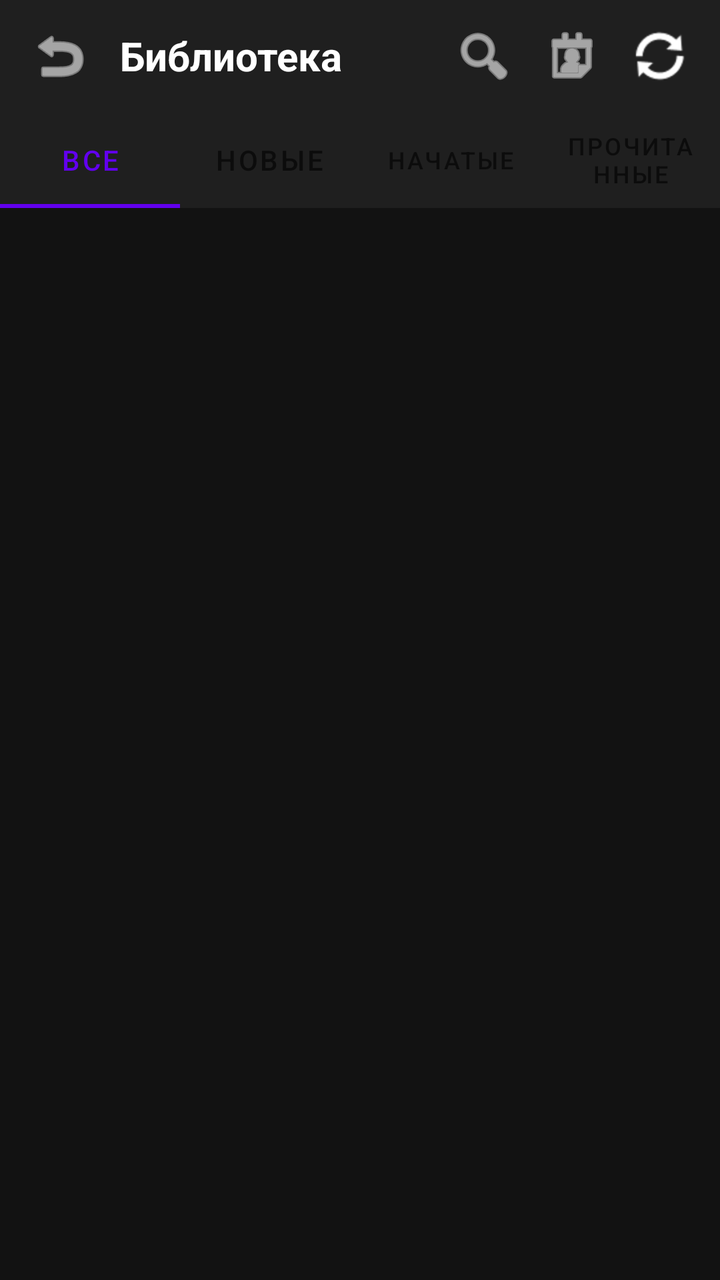
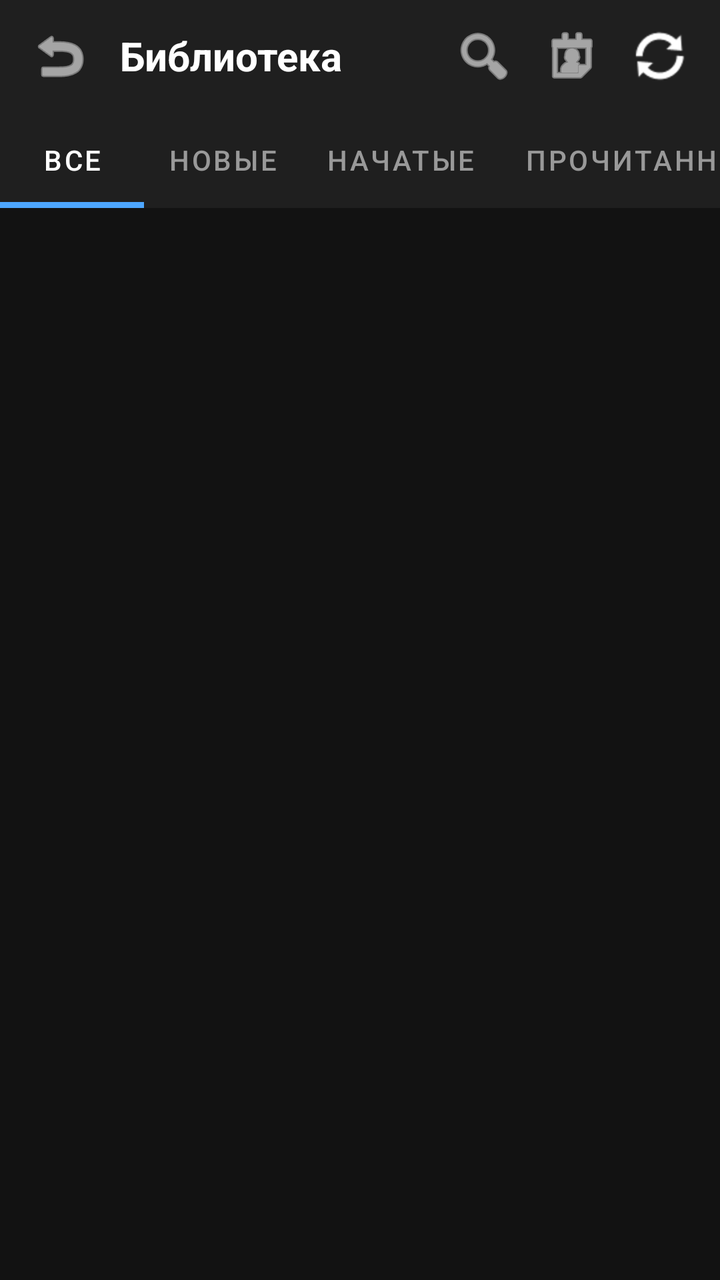

The first picture is an Android layout as it rendered before a commit; the second is the same layout after the commit. The layout source and the unified diff follow.
<!-- AndroidManifest.xml: application theme Theme.MaterialComponents.DayNight.NoActionBar -->
<!-- res/layout/activity_library.xml -->
<?xml version="1.0" encoding="utf-8"?>

<LinearLayout xmlns:android="http://schemas.android.com/apk/res/android"
    xmlns:app="http://schemas.android.com/apk/res/android"
    android:layout_width="match_parent"
    android:layout_height="match_parent"
    android:background="#121212"
    android:orientation="vertical">

    <LinearLayout
        android:layout_width="match_parent"
        android:layout_height="56dp"
        android:background="#1F1F1F"
        android:gravity="center_vertical"
        android:orientation="horizontal"
        android:paddingHorizontal="8dp">

        <ImageButton
            android:id="@+id/btnBack"
            android:layout_width="44dp"
            android:layout_height="44dp"
            android:background="?attr/selectableItemBackgroundBorderless"
            android:src="@android:drawable/ic_menu_revert"
            app:tint="#FFFFFF" />

        <TextView
            android:layout_width="0dp"
            android:layout_height="wrap_content"
            android:layout_marginStart="8dp"
            android:layout_weight="1"
            android:text="@string/library_title"
            android:textColor="#FFFFFF"
            android:textSize="20sp"
            android:textStyle="bold" />

        <ImageButton
            android:id="@+id/btnSearchToggle"
            android:layout_width="44dp"
            android:layout_height="44dp"
            android:background="?attr/selectableItemBackgroundBorderless"
            android:src="@android:drawable/ic_menu_search"
            app:tint="#FFFFFF" />

        <ImageButton
            android:id="@+id/btnPickFolder"
            android:layout_width="44dp"
            android:layout_height="44dp"
            android:background="?attr/selectableItemBackgroundBorderless"
            android:src="@android:drawable/ic_menu_my_calendar"
            app:tint="#FFFFFF" />

        <ImageButton
            android:id="@+id/btnRefresh"
            android:layout_width="44dp"
            android:layout_height="44dp"
            android:background="?attr/selectableItemBackgroundBorderless"
            android:src="@android:drawable/ic_popup_sync"
            app:tint="#FFFFFF" />
    </LinearLayout>

    <EditText
        android:id="@+id/etSearch"
        android:layout_width="match_parent"
        android:layout_height="44dp"
        android:background="#262626"
        android:hint="Поиск по названию книги..."
        android:inputType="text"
        android:paddingHorizontal="16dp"
        android:textColor="#FFFFFF"
        android:textColorHint="#888888"
        android:visibility="gone" />

    <com.google.android.material.tabs.TabLayout
        android:id="@+id/tabLayout"
        android:layout_width="match_parent"
        android:layout_height="48dp"
        android:background="#1F1F1F"
        app:tabIndicatorColor="#4DA6FF"
        app:tabIndicatorHeight="3dp"
        app:tabMode="scrollable"
        app:tabSelectedTextColor="#FFFFFF"
        app:tabTextColor="#999999">

        <com.google.android.material.tabs.TabItem
            android:layout_width="wrap_content"
            android:layout_height="wrap_content"
            android:text="@string/tab_all" />

        <com.google.android.material.tabs.TabItem
            android:layout_width="wrap_content"
            android:layout_height="wrap_content"
            android:text="@string/tab_new" />

        <com.google.android.material.tabs.TabItem
            android:layout_width="wrap_content"
            android:layout_height="wrap_content"
            android:text="@string/tab_started" />

        <com.google.android.material.tabs.TabItem
            android:layout_width="wrap_content"
            android:layout_height="wrap_content"
            android:text="@string/tab_finished" />
    </com.google.android.material.tabs.TabLayout>

    <androidx.recyclerview.widget.RecyclerView
        android:id="@+id/rvBooks"
        android:layout_width="match_parent"
        android:layout_height="0dp"
        android:layout_weight="1"
        android:clipToPadding="false"
        android:paddingVertical="4dp" />

</LinearLayout>
<!-- resources referenced by this layout -->
<resources>
  <string name="library_title">Библиотека</string>
  <string name="tab_all">ВСЕ</string>
  <string name="tab_finished">ПРОЧИТАННЫЕ</string>
  <string name="tab_new">НОВЫЕ</string>
  <string name="tab_started">НАЧАТЫЕ</string>
</resources>

<!-- the commit's change to res/layout/activity_library.xml (unified diff, before → after) -->
@@ -1,7 +1,7 @@
 <?xml version="1.0" encoding="utf-8"?>
 
 <LinearLayout xmlns:android="http://schemas.android.com/apk/res/android"
-    xmlns:app="http://schemas.android.com/apk/res/android"
+    xmlns:app="http://schemas.android.com/apk/res-auto"
     android:layout_width="match_parent"
     android:layout_height="match_parent"
     android:background="#121212"
